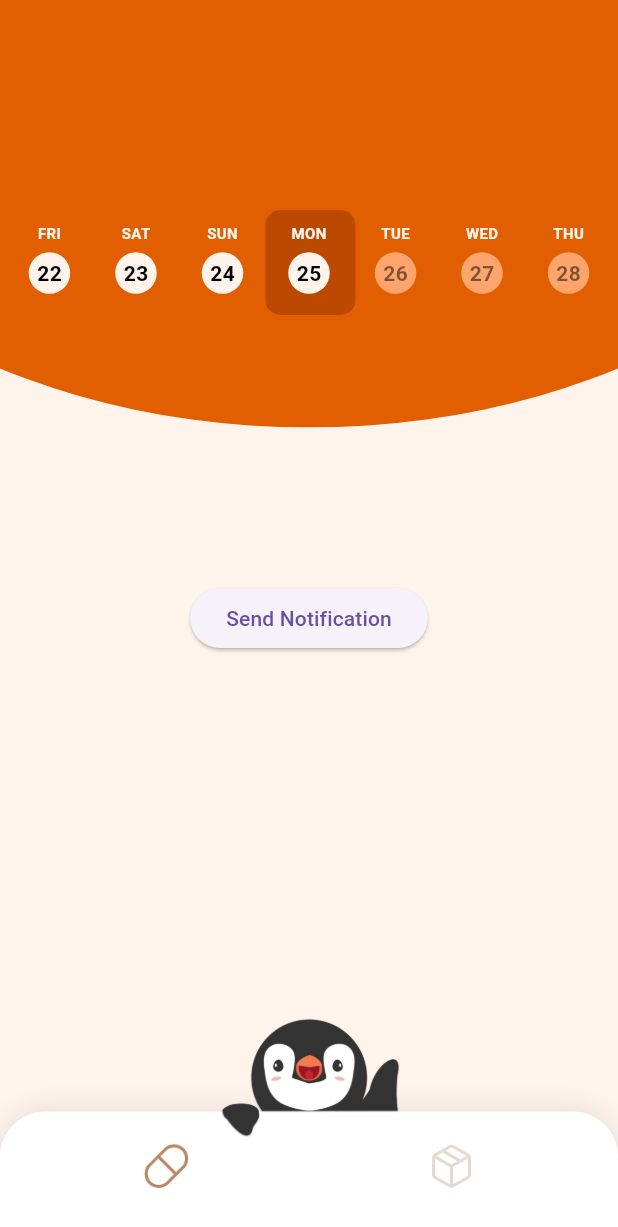
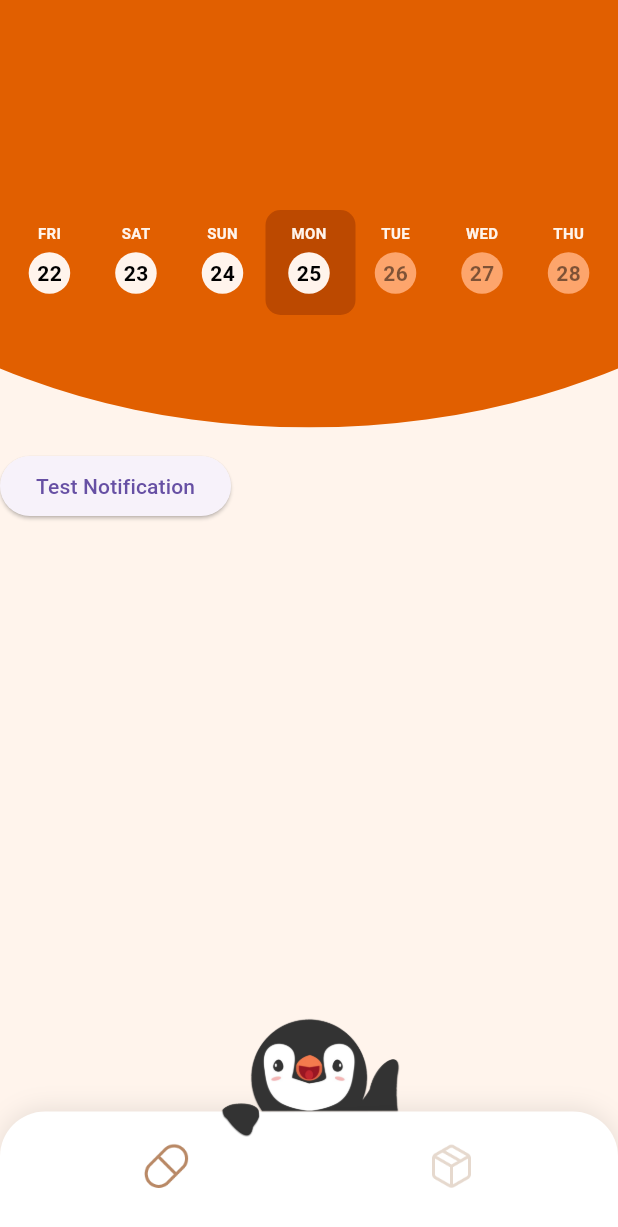
Before and after one commit to YZ1GO/L.EIC017_ES_PRJ, a Flutter app: the screen it shows after launch, on a phone screen of 412 x 824 dp. Shown: the top 1227 px of the screen. Run offline on Flutter 3.47's test engine with Material 3 defaults, Android fonts, the phone set to English and light mode, and no system bars; our stand-ins replace flutter_local_notifications.

```diff
--- a/app/lib/widgets/system_notification_test_widget.dart
+++ b/app/lib/widgets/system_notification_test_widget.dart
@@ -6,12 +6,13 @@ class SystemNotificationWidget extends StatelessWidget {
 
   @override
   Widget build(BuildContext context) {
-    return Center(
+    return Positioned(
+      top: 300,
       child: ElevatedButton(
         onPressed: () {
           showNotification();
         },
-        child: const Text('Send Notification'),
+        child: const Text('Test Notification'),
       ),
     );
   }
--- a/app/pubspec.yaml
+++ b/app/pubspec.yaml
@@ -31,6 +31,7 @@ dependencies:
   flutter:
     sdk: flutter
   flutter_local_notifications: ^17.0.0
+  path_provider: ^2.0.3
 
   # The following adds the Cupertino Icons font to your application.
   # Use with the CupertinoIcons class for iOS style icons.
@@ -62,6 +63,7 @@ flutter:
   assets:
     - assets/
     - assets/icons/
+    - assets/alarm.wav
 
   # An image asset can refer to one or more resolution-specific "variants", see
   # https://flutter.dev/assets-and-images/#resolution-aware
```
Also changed, not shown: 2 other files.
